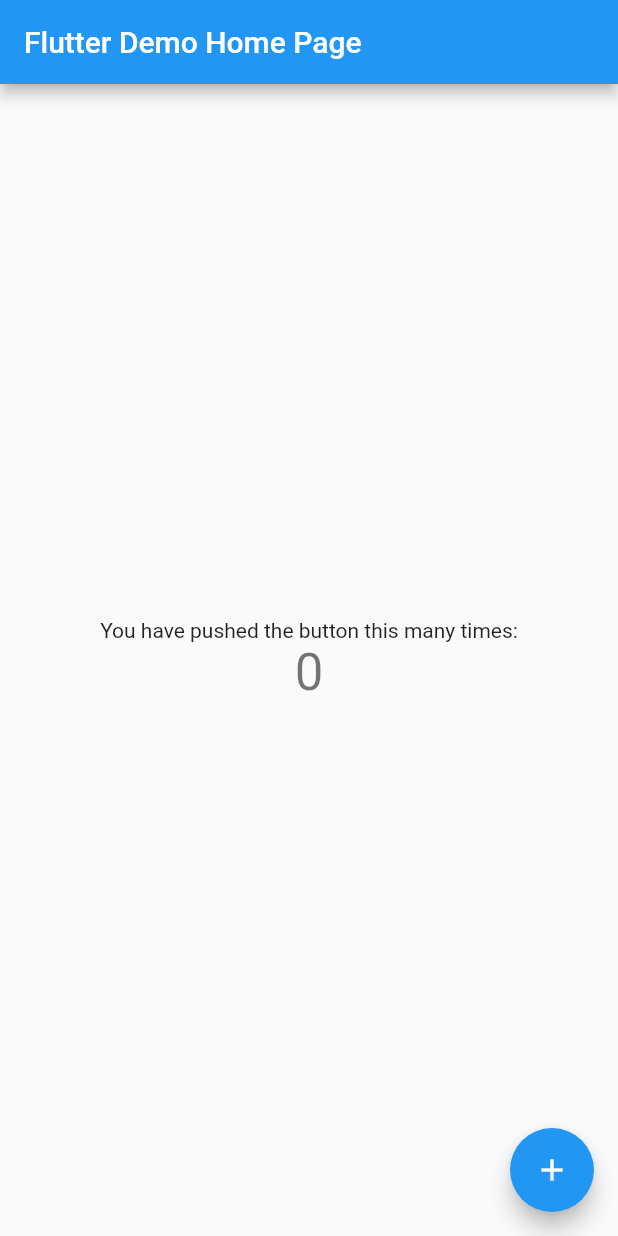
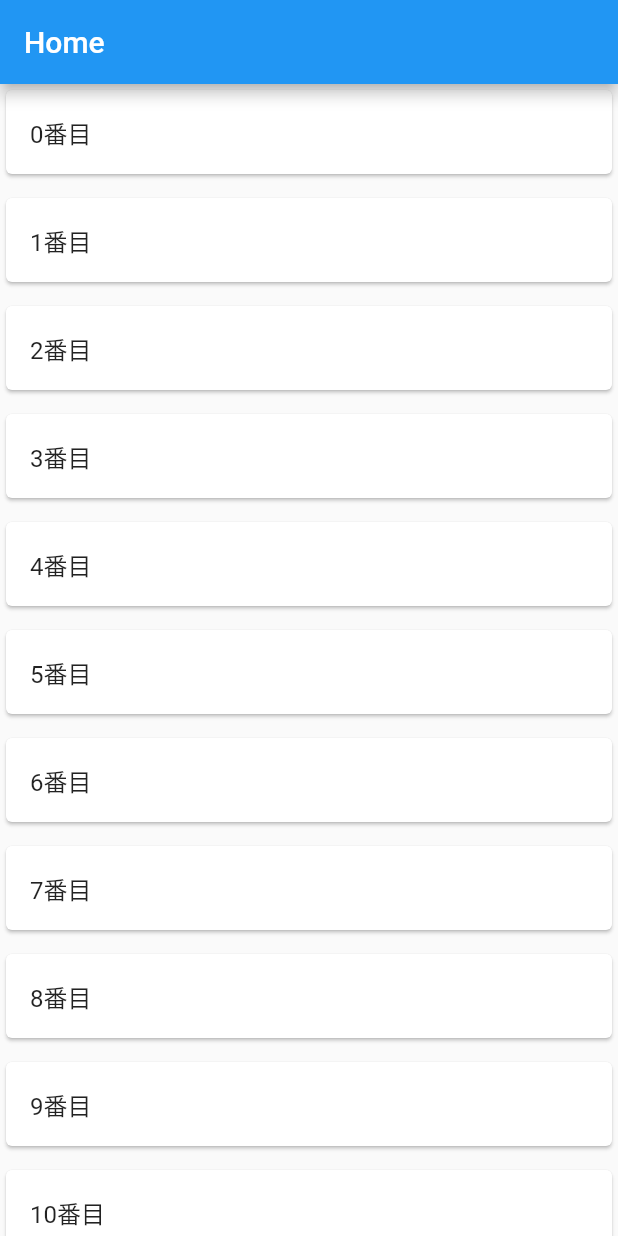
Before and after one commit to tttuuu1234/flutter_api_loading_sample, a Flutter app: the screen it shows after launch, on a phone screen of 412 x 824 dp. Run offline on Flutter 3.47's test engine with Material 2 defaults, Android fonts, the light colour scheme and no system bars; our stand-ins replace flutter_riverpod.

Commit message:
AsyncValueLayoutの実装

```diff
--- /dev/null
+++ b/lib/async_value_layout.dart
@@ -0,0 +1,33 @@
+import 'package:flutter/material.dart';
+import 'package:flutter_riverpod/flutter_riverpod.dart';
+
+class AsyncValueLayout<T> extends StatelessWidget {
+  const AsyncValueLayout({
+    Key? key,
+    required this.title,
+    required this.asyncValue,
+    required this.data,
+  }) : super(key: key);
+
+  final String title;
+  final AsyncValue<T> asyncValue;
+  final Widget? Function(T data) data;
+
+  @override
+  Widget build(BuildContext context) {
+    return Scaffold(
+      appBar: AppBar(
+        title: Text(title),
+      ),
+      body: asyncValue.when(
+        data: data,
+        error: (error, stackTrace) => Center(
+          child: Text(error.toString()),
+        ),
+        loading: () => const Center(
+          child: CircularProgressIndicator.adaptive(),
+        ),
+      ),
+    );
+  }
+}
--- a/lib/main.dart
+++ b/lib/main.dart
@@ -1,115 +1,22 @@
 import 'package:flutter/material.dart';
+import 'package:flutter_api_loading_sample/pages/home/widget.dart';
+import 'package:flutter_riverpod/flutter_riverpod.dart';
 
 void main() {
-  runApp(const MyApp());
+  runApp(const ProviderScope(child: MyApp()));
 }
 
 class MyApp extends StatelessWidget {
   const MyApp({super.key});
 
-  // This widget is the root of your application.
   @override
   Widget build(BuildContext context) {
     return MaterialApp(
       title: 'Flutter Demo',
       theme: ThemeData(
-        // This is the theme of your application.
-        //
-        // Try running your application with "flutter run". You'll see the
-        // application has a blue toolbar. Then, without quitting the app, try
-        // changing the primarySwatch below to Colors.green and then invoke
-        // "hot reload" (press "r" in the console where you ran "flutter run",
-        // or simply save your changes to "hot reload" in a Flutter IDE).
-        // Notice that the counter didn't reset back to zero; the application
-        // is not restarted.
         primarySwatch: Colors.blue,
       ),
-      home: const MyHomePage(title: 'Flutter Demo Home Page'),
+      home: const HomePage(),
     );
   }
 }
-
-class MyHomePage extends StatefulWidget {
-  const MyHomePage({super.key, required this.title});
-
-  // This widget is the home page of your application. It is stateful, meaning
-  // that it has a State object (defined below) that contains fields that affect
-  // how it looks.
-
-  // This class is the configuration for the state. It holds the values (in this
-  // case the title) provided by the parent (in this case the App widget) and
-  // used by the build method of the State. Fields in a Widget subclass are
-  // always marked "final".
-
-  final String title;
-
-  @override
-  State<MyHomePage> createState() => _MyHomePageState();
-}
-
-class _MyHomePageState extends State<MyHomePage> {
-  int _counter = 0;
-
-  void _incrementCounter() {
-    setState(() {
-      // This call to setState tells the Flutter framework that something has
-      // changed in this State, which causes it to rerun the build method below
-      // so that the display can reflect the updated values. If we changed
-      // _counter without calling setState(), then the build method would not be
-      // called again, and so nothing would appear to happen.
-      _counter++;
-    });
-  }
-
-  @override
-  Widget build(BuildContext context) {
-    // This method is rerun every time setState is called, for instance as done
-    // by the _incrementCounter method above.
-    //
-    // The Flutter framework has been optimized to make rerunning build methods
-    // fast, so that you can just rebuild anything that needs updating rather
-    // than having to individually change instances of widgets.
-    return Scaffold(
-      appBar: AppBar(
-        // Here we take the value from the MyHomePage object that was created by
-        // the App.build method, and use it to set our appbar title.
-        title: Text(widget.title),
-      ),
-      body: Center(
-        // Center is a layout widget. It takes a single child and positions it
-        // in the middle of the parent.
-        child: Column(
-          // Column is also a layout widget. It takes a list of children and
-          // arranges them vertically. By default, it sizes itself to fit its
-          // children horizontally, and tries to be as tall as its parent.
-          //
-          // Invoke "debug painting" (press "p" in the console, choose the
-          // "Toggle Debug Paint" action from the Flutter Inspector in Android
-          // Studio, or the "Toggle Debug Paint" command in Visual Studio Code)
-          // to see the wireframe for each widget.
-          //
-          // Column has various properties to control how it sizes itself and
-          // how it positions its children. Here we use mainAxisAlignment to
-          // center the children vertically; the main axis here is the vertical
-          // axis because Columns are vertical (the cross axis would be
-          // horizontal).
-          mainAxisAlignment: MainAxisAlignment.center,
-          children: <Widget>[
-            const Text(
-              'You have pushed the button this many times:',
-            ),
-            Text(
-              '$_counter',
-              style: Theme.of(context).textTheme.headline4,
-            ),
-          ],
-        ),
-      ),
-      floatingActionButton: FloatingActionButton(
-        onPressed: _incrementCounter,
-        tooltip: 'Increment',
-        child: const Icon(Icons.add),
-      ), // This trailing comma makes auto-formatting nicer for build methods.
-    );
-  }
-}
--- /dev/null
+++ b/lib/pages/home/notifeir.dart
@@ -0,0 +1,8 @@
+import 'package:flutter_riverpod/flutter_riverpod.dart';
+
+final fetchListProvider = FutureProvider<List<String>>((ref) async {
+  return Future.microtask(() async {
+    await Future.delayed(const Duration(seconds: 5));
+    return Future.value(List.generate(20, (index) => '$index番目'));
+  });
+});
--- /dev/null
+++ b/lib/pages/home/widget.dart
@@ -0,0 +1,33 @@
+import 'package:flutter/material.dart';
+import 'package:flutter_api_loading_sample/async_value_layout.dart';
+import 'package:flutter_api_loading_sample/pages/home/notifeir.dart';
+import 'package:flutter_riverpod/flutter_riverpod.dart';
+
+class HomePage extends ConsumerWidget {
+  const HomePage({super.key});
+
+  @override
+  Widget build(BuildContext context, WidgetRef ref) {
+    final fetchList = ref.watch(fetchListProvider);
+    return AsyncValueLayout<List<String>>(
+      title: 'Home',
+      asyncValue: fetchList,
+      data: (data) {
+        return ListView.separated(
+          itemBuilder: (context, index) {
+            final title = data[index];
+            return Card(
+              child: ListTile(
+                title: Text(title),
+              ),
+            );
+          },
+          separatorBuilder: (context, index) {
+            return const SizedBox(height: 8);
+          },
+          itemCount: data.length,
+        );
+      },
+    );
+  }
+}
```
